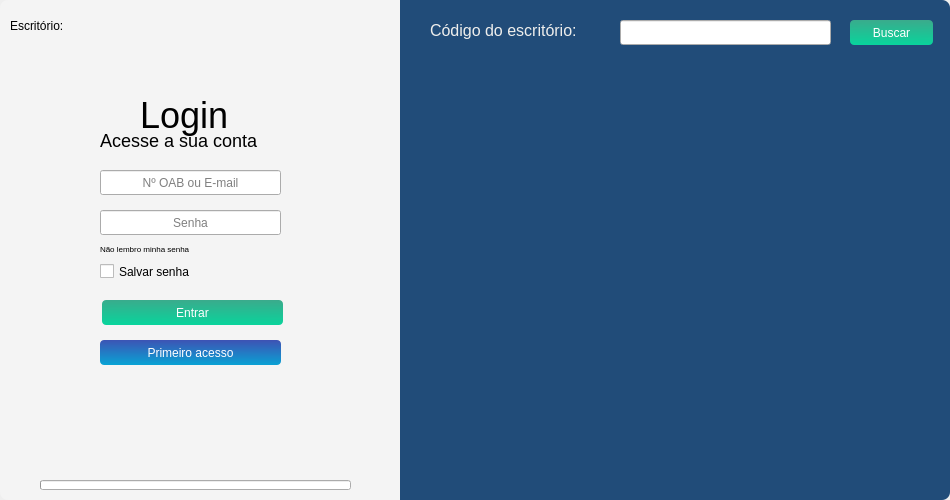
The window that Telas/UI/loginPage.ui (newprev/PrevCliente) describes before a commit, drawn with Qt 5.
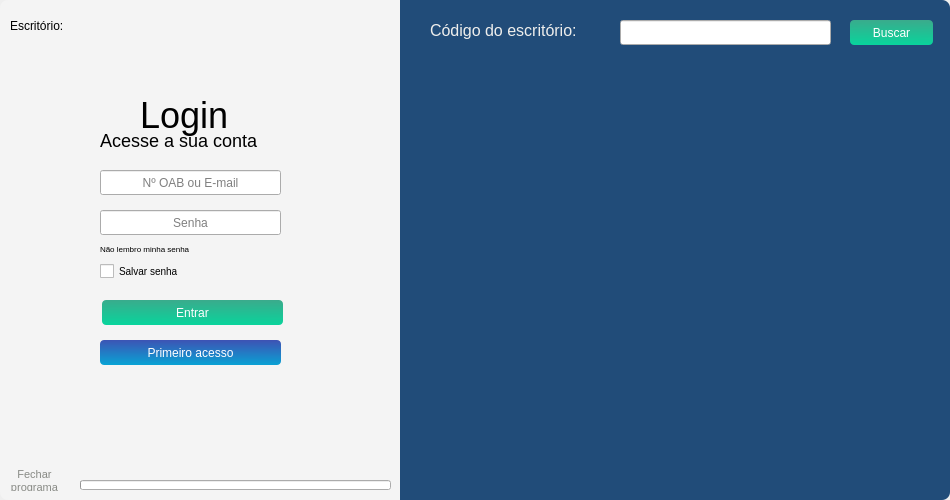
The same window after the commit. Icons and pictures are not drawn.

```diff
--- a/Telas/UI/loginPage.ui
+++ b/Telas/UI/loginPage.ui
@@ -125,10 +125,29 @@
 	background-color: qlineargradient(spread:pad, x1:0.51, y1:0, x2:0.474, y2:1, stop:0 rgba(81, 103, 200, 255), stop:1 rgba(29, 182, 232, 255));
 }
 
+
+#pbFechar {
+	font-family: &quot;TeX Gyre Adventor&quot;;
+	font-size: 11px;
+	color: rgb(136, 138, 133);
+
+	border-radius: 4px;
+	background-color: transparent;
+}
+
+#pbFechar:hover {
+	font-family: &quot;TeX Gyre Adventor&quot;;
+	font-size: 11px;
+	color: black;
+
+	border-radius: 4px;
+	background-color: transparent;
+}
+
 /*---------------------------------- Label --------------------------------------*/
 #cbSalvarSenha {
 	font-family: &quot;TeX Gyre Adventor&quot;;
-	font-size: 12px;
+	font-size: 10px;
 }</string>
       </property>
       <property name="frameShape">
@@ -302,7 +321,7 @@
          <widget class="QProgressBar" name="pbarLoading">
           <property name="geometry">
            <rect>
-            <x>40</x>
+            <x>80</x>
             <y>480</y>
             <width>311</width>
             <height>10</height>
@@ -343,6 +362,20 @@
            <string>Salvar senha</string>
           </property>
          </widget>
+         <widget class="QPushButton" name="pbFechar">
+          <property name="geometry">
+           <rect>
+            <x>4</x>
+            <y>470</y>
+            <width>61</width>
+            <height>21</height>
+           </rect>
+          </property>
+          <property name="text">
+           <string>Fechar 
+programa</string>
+          </property>
+         </widget>
         </widget>
        </item>
        <item>
```
